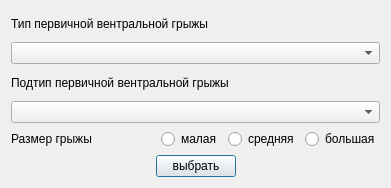
dmkrch/Hernia-qt, file Hernia-Qt/pventralherniaform.ui: the form before one commit.
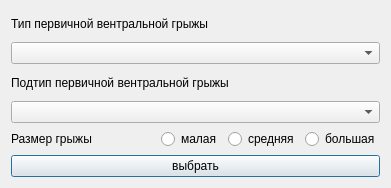
The form after the commit.

```diff
--- a/Hernia-Qt/pventralherniaform.ui
+++ b/Hernia-Qt/pventralherniaform.ui
@@ -90,38 +90,12 @@
    <item>
     <layout class="QHBoxLayout" name="horizontalLayout_2">
      <item>
-      <spacer name="horizontalSpacer_3">
-       <property name="orientation">
-        <enum>Qt::Horizontal</enum>
-       </property>
-       <property name="sizeHint" stdset="0">
-        <size>
-         <width>40</width>
-         <height>20</height>
-        </size>
-       </property>
-      </spacer>
-     </item>
-     <item>
-      <widget class="QPushButton" name="pushButton">
+      <widget class="QPushButton" name="pushButton_choose">
        <property name="text">
         <string>выбрать</string>
        </property>
       </widget>
      </item>
-     <item>
-      <spacer name="horizontalSpacer_2">
-       <property name="orientation">
-        <enum>Qt::Horizontal</enum>
-       </property>
-       <property name="sizeHint" stdset="0">
-        <size>
-         <width>40</width>
-         <height>20</height>
-        </size>
-       </property>
-      </spacer>
-     </item>
     </layout>
    </item>
   </layout>
```
Left out of the diff: 4 changed lines with no effect on the pictures.
